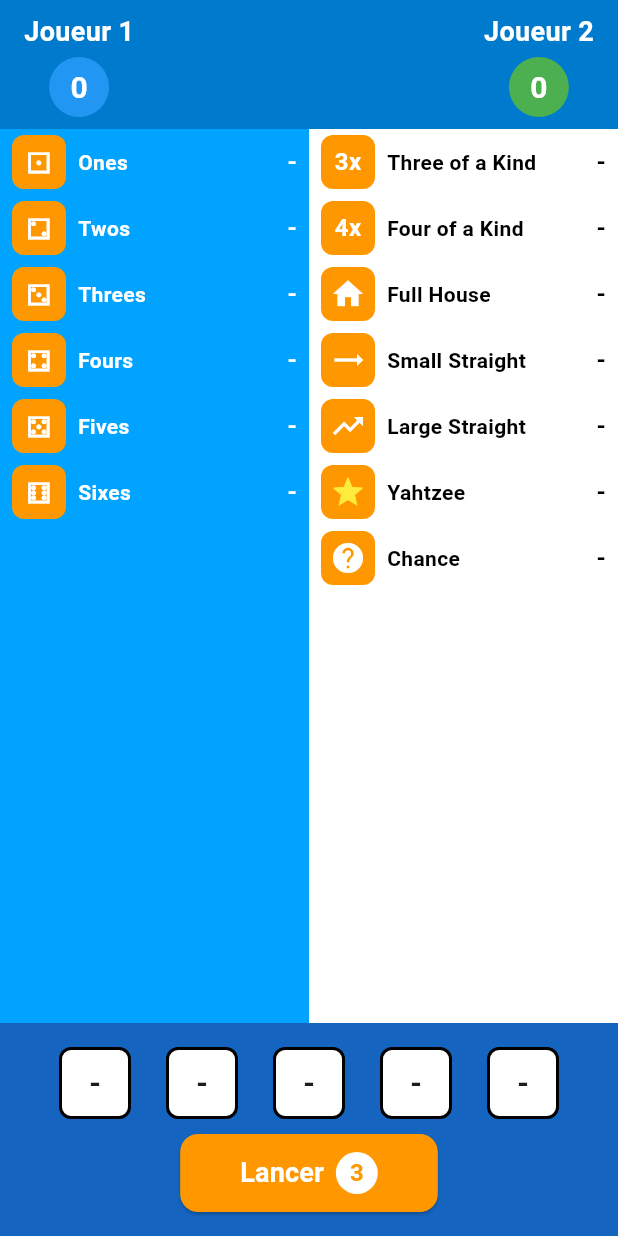
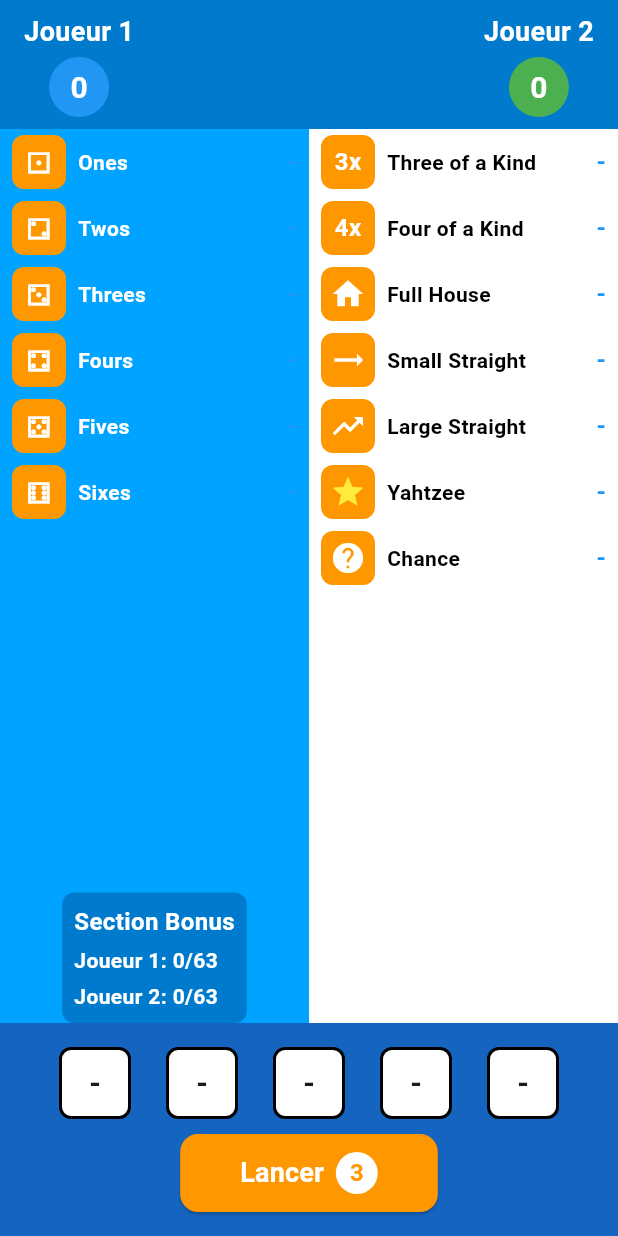
Before and after one commit to AmmarSo/Super-Yahtzee, a Flutter app: the screen it shows after launch, after a tap on "Deux Joueurs", on a phone screen of 412 x 824 dp. Run offline on Flutter 3.47's test engine with Material 3 defaults, Android fonts, the phone set to English and light mode, and no system bars; our stand-ins replace google_fonts.

Commit message:
Interface un peu mieux

```diff
--- a/lib/models/score_card.dart
+++ b/lib/models/score_card.dart
@@ -15,7 +15,7 @@ class ScoreCard {
     'Chance': null,
   };
 
-  // Calcul du total des scores
+  // Méthode pour calculer le score total
   int calculateTotal() {
     return scores.values.where((score) => score != null).fold(0, (a, b) => a + (b ?? 0));
   }
@@ -32,4 +32,12 @@ class ScoreCard {
     }
     scores[category] = value;
   }
+
+  // Méthode pour calculer la somme de la section supérieure
+  int calculateUpperSection() {
+    final upperCategories = ['Ones', 'Twos', 'Threes', 'Fours', 'Fives', 'Sixes'];
+    return upperCategories.fold(0, (sum, category) {
+      return sum + (scores[category] ?? 0);
+    });
+  }
 }
--- a/lib/screens/game_screen.dart
+++ b/lib/screens/game_screen.dart
@@ -87,11 +87,17 @@ class GameScreen extends StatelessWidget {
     return Expanded(
       child: Container(
         color: const Color(0xFF00A3FF),
+        child: Column(
+          children: [
+            Expanded(
               child: ListView.builder(
                 itemCount: leftCategories.length,
                 itemBuilder: (context, index) {
                   final category = leftCategories[index];
-            final score = gameProvider.players[0].scoreCard.scores[category];
+                  final player1Score = gameProvider.players[0].scoreCard.scores[category];
+                  final player2Score = gameProvider.players.length > 1
+                      ? gameProvider.players[1].scoreCard.scores[category]
+                      : null;
 
                   return GestureDetector(
                     onTap: () {
@@ -134,12 +140,30 @@ class GameScreen extends StatelessWidget {
                               ),
                             ],
                           ),
+                          Expanded(
+                            child: Row(
+                              mainAxisAlignment: MainAxisAlignment.end,
+                              children: [
                                 Text(
-                      score?.toString() ?? '-',
+                                  player1Score?.toString() ?? '-',
                                   style: GoogleFonts.roboto(
                                     fontSize: 16,
                                     fontWeight: FontWeight.bold,
-                        color: Colors.white,
+                                    color: Colors.blue,
+                                  ),
+                                ),
+                                if (player2Score != null) ...[
+                                  const SizedBox(width: 8),
+                                  Text(
+                                    player2Score?.toString() ?? '-',
+                                    style: GoogleFonts.roboto(
+                                      fontSize: 16,
+                                      fontWeight: FontWeight.bold,
+                                      color: Colors.green,
+                                    ),
+                                  ),
+                                ],
+                              ],
                             ),
                           ),
                         ],
@@ -148,6 +172,77 @@ class GameScreen extends StatelessWidget {
                   );
                 },
               ),
+            ),
+            const SizedBox(height: 20), // Ajustement de l'espacement avec le bas
+            _buildBonusSection(gameProvider),
+          ],
+        ),
+      ),
+    );
+  }
+
+  Widget _buildBonusSection(GameProvider gameProvider) {
+    final player1Score = gameProvider.players[0].scoreCard.calculateUpperSection();
+    final player2Score = gameProvider.players.length > 1
+        ? gameProvider.players[1].scoreCard.calculateUpperSection()
+        : null;
+    final player1BonusAchieved = player1Score >= 63;
+    final player2BonusAchieved = player2Score != null && player2Score >= 63;
+
+    return Container(
+      margin: const EdgeInsets.symmetric(horizontal: 8.0),
+      padding: const EdgeInsets.all(8.0),
+      decoration: BoxDecoration(
+        color: const Color(0xFF007ACC),
+        borderRadius: BorderRadius.circular(8),
+      ),
+      child: Column(
+        crossAxisAlignment: CrossAxisAlignment.start,
+        children: [
+          Text(
+            'Section Bonus',
+            style: GoogleFonts.roboto(
+              fontSize: 16,
+              fontWeight: FontWeight.bold,
+              color: Colors.white,
+            ),
+          ),
+          const SizedBox(height: 4),
+          Column(
+            crossAxisAlignment: CrossAxisAlignment.start,
+            children: [
+              Text(
+                'Joueur 1: $player1Score/63',
+                style: GoogleFonts.roboto(
+                  fontSize: 14,
+                  fontWeight: FontWeight.bold,
+                  color: player1BonusAchieved ? Colors.yellow : Colors.white,
+                ),
+              ),
+              if (player1BonusAchieved)
+                const Icon(
+                  Icons.check_circle,
+                  color: Colors.yellow,
+                ),
+              if (player2Score != null) ...[
+                const SizedBox(height: 4),
+                Text(
+                  'Joueur 2: $player2Score/63',
+                  style: GoogleFonts.roboto(
+                    fontSize: 14,
+                    fontWeight: FontWeight.bold,
+                    color: player2BonusAchieved ? Colors.yellow : Colors.white,
+                  ),
+                ),
+                if (player2BonusAchieved)
+                  const Icon(
+                    Icons.check_circle,
+                    color: Colors.yellow,
+                  ),
+              ],
+            ],
+          ),
+        ],
       ),
     );
   }
@@ -170,7 +265,10 @@ class GameScreen extends StatelessWidget {
           itemCount: rightCategories.length,
           itemBuilder: (context, index) {
             final category = rightCategories[index];
-            final score = gameProvider.players[0].scoreCard.scores[category];
+            final player1Score = gameProvider.players[0].scoreCard.scores[category];
+            final player2Score = gameProvider.players.length > 1
+                ? gameProvider.players[1].scoreCard.scores[category]
+                : null;
 
             return GestureDetector(
               onTap: () {
@@ -213,12 +311,30 @@ class GameScreen extends StatelessWidget {
                         ),
                       ],
                     ),
+                    Expanded(
+                      child: Row(
+                        mainAxisAlignment: MainAxisAlignment.end,
+                        children: [
                           Text(
-                      score?.toString() ?? '-',
+                            player1Score?.toString() ?? '-',
                             style: GoogleFonts.roboto(
                               fontSize: 16,
                               fontWeight: FontWeight.bold,
-                        color: Colors.black,
+                              color: Colors.blue,
+                            ),
+                          ),
+                          if (player2Score != null) ...[
+                            const SizedBox(width: 8),
+                            Text(
+                              player2Score?.toString() ?? '-',
+                              style: GoogleFonts.roboto(
+                                fontSize: 16,
+                                fontWeight: FontWeight.bold,
+                                color: Colors.green,
+                              ),
+                            ),
+                          ],
+                        ],
                       ),
                     ),
                   ],
```
Lines whose indentation alone changed are shown as unchanged.
